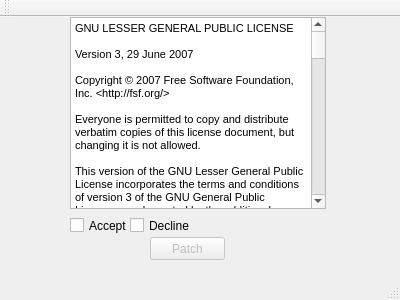
The window that mainwindow.ui (sdlylshl/LoLUpdater) describes before a commit, drawn with Qt 5.
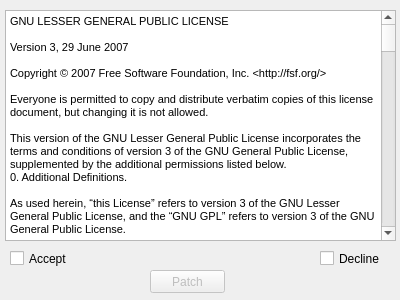
The same window after the commit.

Diff of the .ui file:
```diff
--- a/mainwindow.ui
+++ b/mainwindow.ui
@@ -21,7 +21,7 @@
     <property name="geometry">
      <rect>
       <x>150</x>
-      <y>220</y>
+      <y>270</y>
       <width>75</width>
       <height>23</height>
      </rect>
@@ -33,10 +33,10 @@
    <widget class="QTextBrowser" name="textBrowser">
     <property name="geometry">
      <rect>
-      <x>70</x>
-      <y>0</y>
-      <width>256</width>
-      <height>192</height>
+      <x>5</x>
+      <y>10</y>
+      <width>391</width>
+      <height>231</height>
      </rect>
     </property>
     <property name="html">
@@ -114,8 +114,8 @@
    <widget class="QCheckBox" name="checkBox">
     <property name="geometry">
      <rect>
-      <x>70</x>
-      <y>200</y>
+      <x>10</x>
+      <y>250</y>
       <width>70</width>
       <height>17</height>
      </rect>
@@ -127,8 +127,8 @@
    <widget class="QCheckBox" name="checkBox_2">
     <property name="geometry">
      <rect>
-      <x>130</x>
-      <y>200</y>
+      <x>320</x>
+      <y>250</y>
       <width>70</width>
       <height>17</height>
      </rect>
@@ -138,25 +138,6 @@
     </property>
    </widget>
   </widget>
-  <widget class="QMenuBar" name="menuBar">
-   <property name="geometry">
-    <rect>
-     <x>0</x>
-     <y>0</y>
-     <width>400</width>
-     <height>21</height>
-    </rect>
-   </property>
-  </widget>
-  <widget class="QToolBar" name="mainToolBar">
-   <attribute name="toolBarArea">
-    <enum>TopToolBarArea</enum>
-   </attribute>
-   <attribute name="toolBarBreak">
-    <bool>false</bool>
-   </attribute>
-  </widget>
-  <widget class="QStatusBar" name="statusBar"/>
  </widget>
  <layoutdefault spacing="6" margin="11"/>
  <resources/>
```
Left out of the diff: 2 changed lines with no effect on the pictures.
